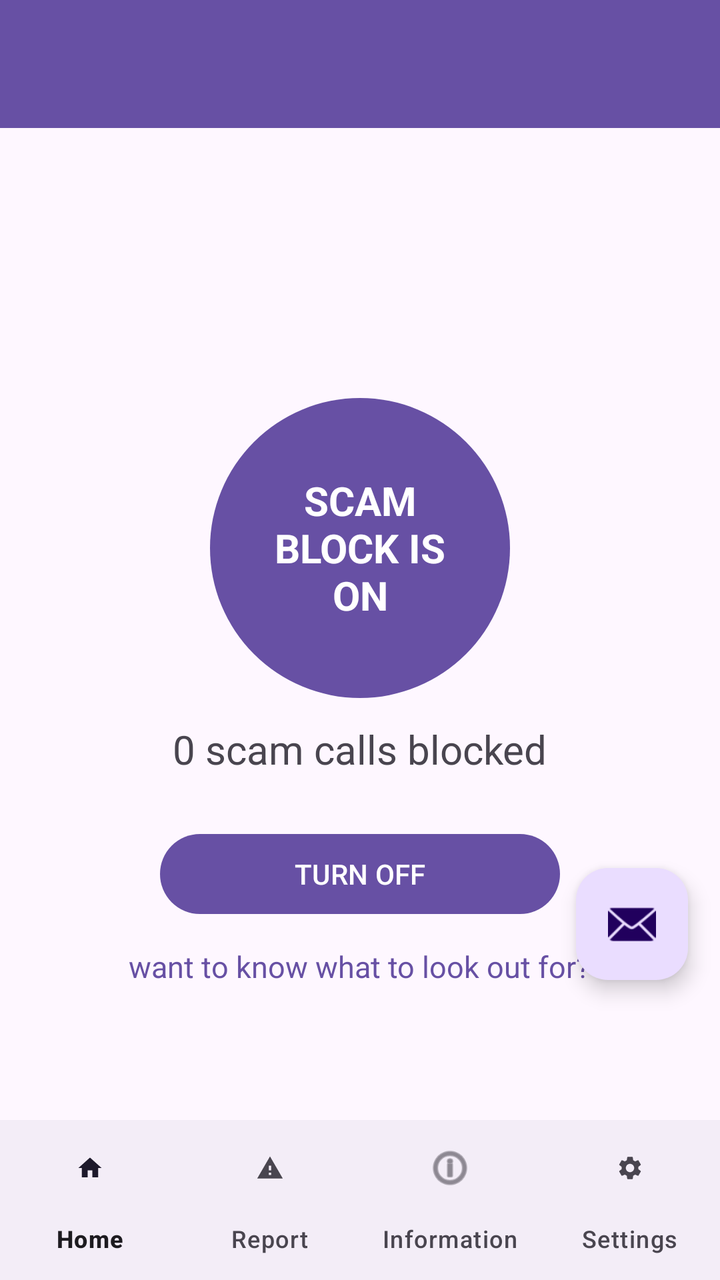
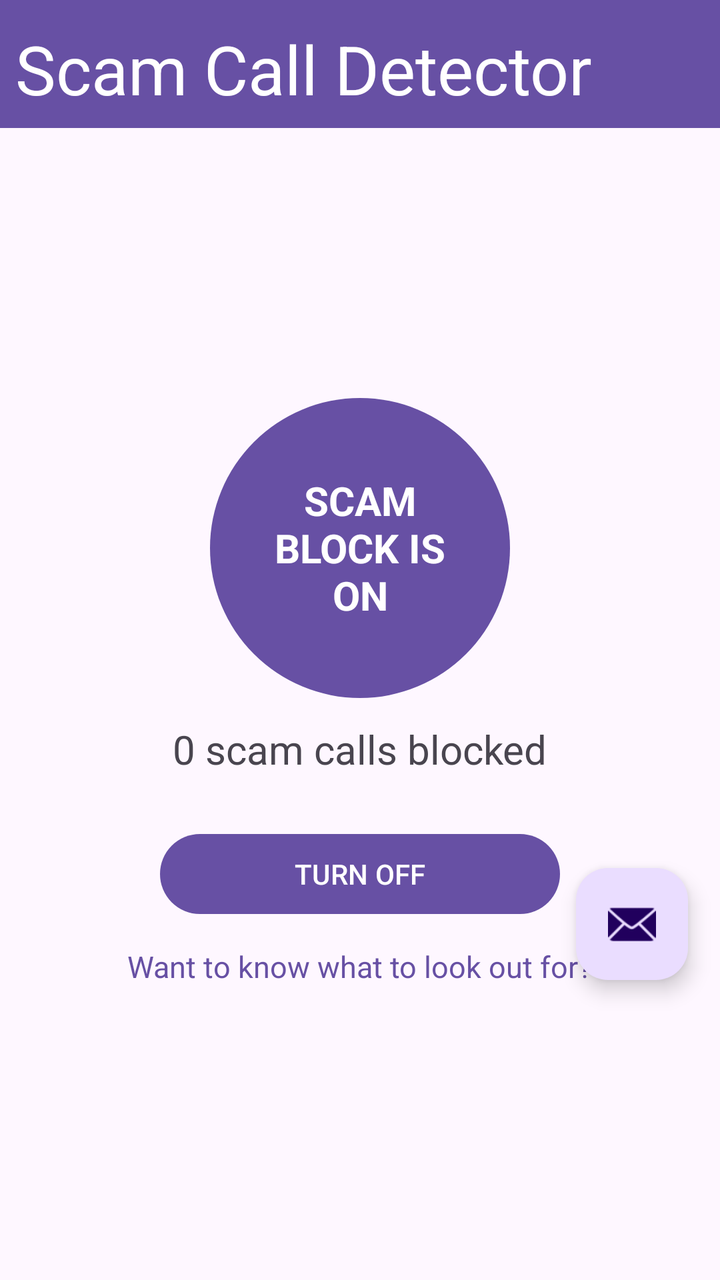

An Android layout rendered at two revisions. The XML below is the earlier revision; the diff shows what the commit changed to produce the second picture.
<!-- AndroidManifest.xml: activity theme Theme.ScamCallDetector -->
<!-- res/layout/activity_main.xml -->
<?xml version="1.0" encoding="utf-8"?>
<androidx.coordinatorlayout.widget.CoordinatorLayout xmlns:android="http://schemas.android.com/apk/res/android"
    xmlns:app="http://schemas.android.com/apk/res-auto"
    xmlns:tools="http://schemas.android.com/tools"
    android:id="@+id/main"
    android:layout_width="match_parent"
    android:layout_height="match_parent"
    android:fitsSystemWindows="true"
    tools:context=".MainActivity">

    <com.google.android.material.appbar.AppBarLayout
        android:id="@+id/appBarLayout"
        android:layout_width="match_parent"
        android:layout_height="wrap_content"
        android:fitsSystemWindows="true">

        <androidx.appcompat.widget.Toolbar
            android:id="@+id/toolbar"
            android:layout_width="match_parent"
            android:layout_height="wrap_content"
            android:background="?attr/colorPrimary"
            android:minHeight="?attr/actionBarSize"
            android:theme="?attr/actionBarTheme" />

    </com.google.android.material.appbar.AppBarLayout>

    



    <LinearLayout
        android:id="@+id/scam_block_section"
        android:layout_width="match_parent"
        android:layout_height="wrap_content"
        android:orientation="vertical"
        android:gravity="center"
        android:padding="24dp"
        android:layout_marginTop="150dp"
        >



        <TextView
            android:id="@+id/scam_block_status"
            android:layout_width="150dp"
            android:layout_height="150dp"
            android:layout_marginTop="25dp"
            android:padding="20dp"
            android:layout_gravity="center_horizontal"
            android:gravity="center"
            android:background="@drawable/circle"
            android:text="SCAM BLOCK IS ON"
            android:textColor="#FFFFFF"
            android:textSize="20sp"
            android:textStyle="bold" />

        <TextView
            android:id="@+id/blocked_call_count"
            android:layout_width="wrap_content"
            android:layout_height="wrap_content"
            android:layout_marginTop="12dp"
            android:text="0 scam calls blocked"
            android:textSize="20sp" />

        <Button
            android:id="@+id/scam_block_button"
            android:layout_width="200dp"
            android:layout_height="wrap_content"
            android:layout_marginTop="25dp"
            android:text="TURN OFF"/>


        <TextView
            android:id="@+id/information_link"
            android:layout_width="wrap_content"
            android:layout_height="wrap_content"
            android:layout_marginTop="12dp"
            android:text="want to know what to look out for?"
            android:textSize="15sp"
            android:textColor="#6750A4"
            android:clickable="true"
            android:focusable="true" />

    </LinearLayout>

    <com.google.android.material.floatingactionbutton.FloatingActionButton
        android:id="@+id/fab"
        android:layout_width="wrap_content"
        android:layout_height="wrap_content"
        android:layout_gravity="bottom|end"
        android:layout_marginEnd="@dimen/fab_margin"
        android:layout_marginBottom="150dp"
        app:srcCompat="@android:drawable/ic_dialog_email" />

    <com.google.android.material.bottomnavigation.BottomNavigationView
        android:id="@+id/bottomNavigationView"
        android:layout_width="match_parent"
        android:layout_height="wrap_content"
        android:layout_gravity="bottom"
        app:labelVisibilityMode="labeled"
        app:menu="@menu/menu_scam_call" />

    






</androidx.coordinatorlayout.widget.CoordinatorLayout>
<!-- resources referenced by this layout -->
<resources>
  <dimen name="fab_margin">16dp</dimen>
  <!-- drawable circle (drawable) -->
  <shape xmlns:android="http://schemas.android.com/apk/res/android"
      android:shape="oval">
  
      <solid android:color="#6750A4" />
  
      <size
          android:width="250dp"
          android:height="250dp" />
  
  </shape>
  <style name="Theme.ScamCallDetector" parent="Base.Theme.ScamCallDetector" />
  <style name="Base.Theme.ScamCallDetector" parent="Theme.Material3.DayNight.NoActionBar">
          
          
      </style>
</resources>

<!-- the commit's change to res/layout/activity_main.xml (unified diff, before → after) -->
@@ -8,11 +8,14 @@
     android:fitsSystemWindows="true"
     tools:context=".MainActivity">
 
+    <include layout="@layout/nav_bars" />
+
     <com.google.android.material.appbar.AppBarLayout
         android:id="@+id/appBarLayout"
         android:layout_width="match_parent"
         android:layout_height="wrap_content"
-        android:fitsSystemWindows="true">
+        android:fitsSystemWindows="true"
+        android:visibility="gone">
 
         <androidx.appcompat.widget.Toolbar
             android:id="@+id/toolbar"
@@ -75,11 +78,12 @@
             android:layout_width="wrap_content"
             android:layout_height="wrap_content"
             android:layout_marginTop="12dp"
-            android:text="want to know what to look out for?"
-            android:textSize="15sp"
+            android:background="@drawable/link_background_selector"
+            android:clickable="true"
+            android:focusable="true"
+            android:text="Want to know what to look out for?"
             android:textColor="#6750A4"
-            android:clickable="true"
-            android:focusable="true" />
+            android:textSize="15sp" />
 
     </LinearLayout>
 
@@ -97,6 +101,7 @@
         android:layout_width="match_parent"
         android:layout_height="wrap_content"
         android:layout_gravity="bottom"
+        android:visibility="gone"
         app:labelVisibilityMode="labeled"
         app:menu="@menu/menu_scam_call" />
 
@@ -108,3 +113,54 @@
 
 
 </androidx.coordinatorlayout.widget.CoordinatorLayout>
+<!-- res/layout/nav_bars.xml (included above) -->
+<?xml version="1.0" encoding="utf-8"?>
+<androidx.constraintlayout.widget.ConstraintLayout xmlns:android="http://schemas.android.com/apk/res/android"
+    xmlns:app="http://schemas.android.com/apk/res-auto"
+    xmlns:tools="http://schemas.android.com/tools"
+    android:layout_width="match_parent"
+    android:layout_height="match_parent">
+
+    <androidx.appcompat.widget.Toolbar
+        android:id="@+id/toolbar3"
+        android:layout_width="match_parent"
+        android:layout_height="wrap_content"
+        android:background="?attr/colorPrimary"
+        android:minHeight="?attr/actionBarSize"
+        android:theme="?attr/actionBarTheme"
+        app:layout_constraintBottom_toBottomOf="parent"
+        app:layout_constraintEnd_toEndOf="parent"
+        app:layout_constraintHorizontal_bias="1.0"
+        app:layout_constraintStart_toStartOf="parent"
+        app:layout_constraintTop_toTopOf="parent"
+        app:layout_constraintVertical_bias="0.0" />
+
+    <com.google.android.material.bottomnavigation.BottomNavigationView
+        android:id="@+id/bottomNavigationView"
+        android:layout_width="match_parent"
+        android:layout_height="wrap_content"
+        android:layout_marginTop="586dp"
+        app:labelVisibilityMode="labeled"
+        app:layout_constraintBottom_toBottomOf="parent"
+        app:layout_constraintEnd_toEndOf="parent"
+        app:layout_constraintHorizontal_bias="0.0"
+        app:layout_constraintStart_toStartOf="parent"
+        app:layout_constraintTop_toBottomOf="@+id/toolbar3"
+        app:layout_constraintVertical_bias="1.0"
+        app:menu="@menu/menu_scam_call" />
+
+    <TextView
+        android:id="@+id/textView6"
+        android:layout_width="304dp"
+        android:layout_height="51dp"
+        android:text="Scam Call Detector"
+        android:textColor="@color/white"
+        android:textSize="34sp"
+        app:layout_constraintBottom_toBottomOf="@+id/toolbar3"
+        app:layout_constraintEnd_toEndOf="parent"
+        app:layout_constraintHorizontal_bias="0.136"
+        app:layout_constraintStart_toStartOf="parent"
+        app:layout_constraintTop_toTopOf="parent"
+        app:layout_constraintVertical_bias="0.888" />
+
+</androidx.constraintlayout.widget.ConstraintLayout>
<!-- resource entries referenced after the edit -->
@@ -1,5 +1,6 @@
 <!-- resources referenced by this layout -->
 <resources>
+  <color name="white">#FFFFFFFF</color>
   <dimen name="fab_margin">16dp</dimen>
   <!-- drawable circle (drawable) -->
   <shape xmlns:android="http://schemas.android.com/apk/res/android"
@@ -12,6 +13,21 @@
           android:height="250dp" />
   
   </shape>
+  <!-- drawable link_background_selector (drawable) -->
+  <?xml version="1.0" encoding="utf-8"?>
+  <selector xmlns:android="http://schemas.android.com/apk/res/android">
+      <item android:state_pressed="true">
+          <shape android:shape="rectangle">
+              <solid android:color="#BABAC2"/>
+              <corners android:radius="4dp"/>
+          </shape>
+      </item>
+      <item>
+          <shape android:shape="rectangle">
+              <solid android:color="@android:color/transparent"/>
+          </shape>
+      </item>
+  </selector>
   <style name="Theme.ScamCallDetector" parent="Base.Theme.ScamCallDetector" />
   <style name="Base.Theme.ScamCallDetector" parent="Theme.Material3.DayNight.NoActionBar">
           
